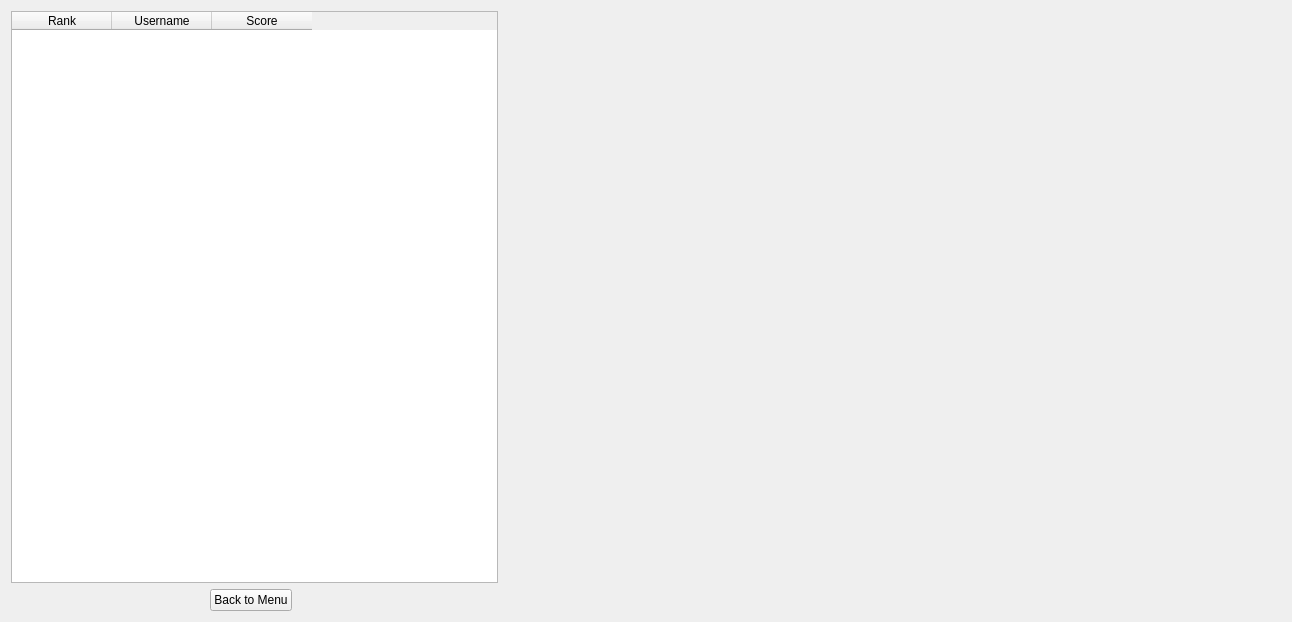
Qt form PlaTwo_Client/leaderboard.ui (arshiarabieirf2006-hub/PlaTwo_AP_Project) before a commit.
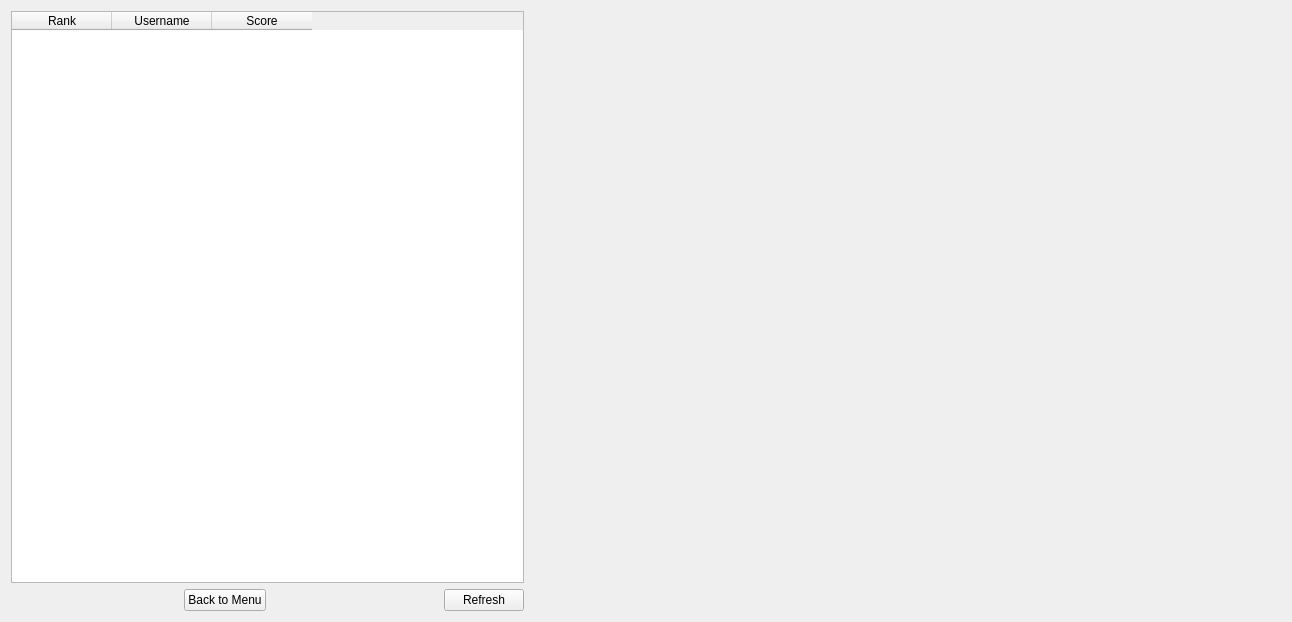
The same form after that commit.

Patch:
```diff
--- a/PlaTwo_Client/leaderboard.ui
+++ b/PlaTwo_Client/leaderboard.ui
@@ -60,7 +60,7 @@
      </property>
      <property name="sizeHint" stdset="0">
       <size>
-       <width>180</width>
+       <width>154</width>
        <height>20</height>
       </size>
      </property>
@@ -105,6 +105,13 @@
      </property>
     </widget>
    </item>
+   <item row="1" column="3">
+    <widget class="QPushButton" name="refreshButton">
+     <property name="text">
+      <string>Refresh</string>
+     </property>
+    </widget>
+   </item>
   </layout>
  </widget>
  <resources/>
```
Left out of the diff: 2 changed lines with no effect on the pictures.
